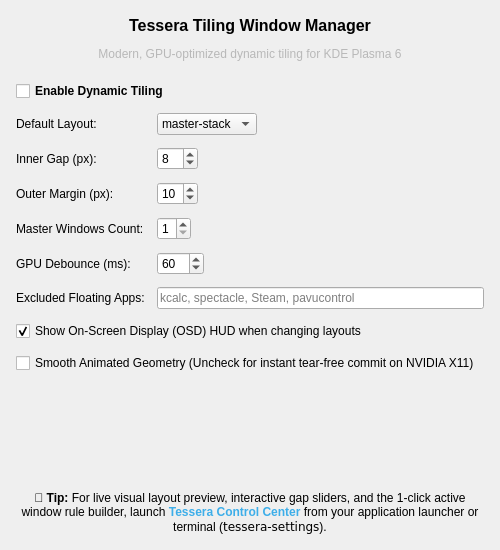
This is contents/ui/config.ui in Andrew-Smith-93/Tessera as Qt 5 draws it before an edit. The edited form follows.
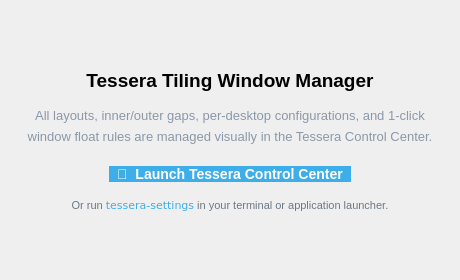
This is the edited form.

Commit message: feat: switch layout on drag to top, top notification HUD, Ctrl+Space layout cycle, clean config dialog

The edit to the form file:
```diff
--- a/contents/ui/config.ui
+++ b/contents/ui/config.ui
@@ -6,8 +6,8 @@
    <rect>
     <x>0</x>
     <y>0</y>
-    <width>500</width>
-    <height>550</height>
+    <width>460</width>
+    <height>280</height>
    </rect>
   </property>
   <property name="windowTitle">
@@ -15,25 +15,38 @@
   </property>
   <layout class="QVBoxLayout" name="mainLayout">
    <property name="spacing">
-    <number>12</number>
+    <number>16</number>
    </property>
    <property name="leftMargin">
-    <number>16</number>
+    <number>24</number>
    </property>
    <property name="topMargin">
-    <number>16</number>
+    <number>24</number>
    </property>
    <property name="rightMargin">
-    <number>16</number>
+    <number>24</number>
    </property>
    <property name="bottomMargin">
-    <number>16</number>
+    <number>24</number>
    </property>
+   <item>
+    <spacer name="topSpacer">
+     <property name="orientation">
+      <enum>Qt::Orientation::Vertical</enum>
+     </property>
+     <property name="sizeHint" stdset="0">
+      <size>
+       <width>20</width>
+       <height>20</height>
+      </size>
+     </property>
+    </spacer>
+   </item>
    <item>
     <widget class="QLabel" name="titleLabel">
      <property name="font">
       <font>
-       <pointsize>12</pointsize>
+       <pointsize>14</pointsize>
        <bold>true</bold>
       </font>
      </property>
@@ -48,216 +61,7 @@
    <item>
     <widget class="QLabel" name="subtitleLabel">
      <property name="text">
-      <string>Modern, GPU-optimized dynamic tiling for KDE Plasma 6</string>
-     </property>
-     <property name="alignment">
-      <set>Qt::AlignmentFlag::AlignCenter</set>
-     </property>
-     <property name="styleSheet">
-      <string notr="true">color: palette(mid); margin-bottom: 8px;</string>
-     </property>
-    </widget>
-   </item>
-   <item>
-    <widget class="QCheckBox" name="kcfg_enableTiling">
-     <property name="font">
-      <font>
-       <bold>true</bold>
-      </font>
-     </property>
-     <property name="text">
-      <string>Enable Dynamic Tiling</string>
-     </property>
-    </widget>
-   </item>
-   <item>
-    <layout class="QFormLayout" name="formLayout">
-     <property name="fieldGrowthPolicy">
-      <enum>QFormLayout::FieldGrowthPolicy::ExpandingFieldsGrow</enum>
-     </property>
-     <property name="labelAlignment">
-      <set>Qt::AlignmentFlag::AlignLeading|Qt::AlignmentFlag::AlignLeft|Qt::AlignmentFlag::AlignVCenter</set>
-     </property>
-     <item row="0" column="0">
-      <widget class="QLabel" name="layoutLabel">
-       <property name="text">
-        <string>Default Layout:</string>
-       </property>
-      </widget>
-     </item>
-     <item row="0" column="1">
-      <widget class="QComboBox" name="kcfg_defaultLayout">
-       <item>
-        <property name="text">
-         <string>master-stack</string>
-        </property>
-       </item>
-       <item>
-        <property name="text">
-         <string>bsp</string>
-        </property>
-       </item>
-       <item>
-        <property name="text">
-         <string>columns</string>
-        </property>
-       </item>
-       <item>
-        <property name="text">
-         <string>rows</string>
-        </property>
-       </item>
-       <item>
-        <property name="text">
-         <string>monocle</string>
-        </property>
-       </item>
-       <item>
-        <property name="text">
-         <string>floating</string>
-        </property>
-       </item>
-      </widget>
-     </item>
-     <item row="1" column="0">
-      <widget class="QLabel" name="gapInnerLabel">
-       <property name="text">
-        <string>Inner Gap (px):</string>
-       </property>
-      </widget>
-     </item>
-     <item row="1" column="1">
-      <widget class="QSpinBox" name="kcfg_gapInner">
-       <property name="minimum">
-        <number>0</number>
-       </property>
-       <property name="maximum">
-        <number>60</number>
-       </property>
-       <property name="value">
-        <number>8</number>
-       </property>
-      </widget>
-     </item>
-     <item row="2" column="0">
-      <widget class="QLabel" name="gapOuterLabel">
-       <property name="text">
-        <string>Outer Margin (px):</string>
-       </property>
-      </widget>
-     </item>
-     <item row="2" column="1">
-      <widget class="QSpinBox" name="kcfg_gapOuter">
-       <property name="minimum">
-        <number>0</number>
-       </property>
-       <property name="maximum">
-        <number>80</number>
-       </property>
-       <property name="value">
-        <number>10</number>
-       </property>
-      </widget>
-     </item>
-     <item row="3" column="0">
-      <widget class="QLabel" name="masterCountLabel">
-       <property name="text">
-        <string>Master Windows Count:</string>
-       </property>
-      </widget>
-     </item>
-     <item row="3" column="1">
-      <widget class="QSpinBox" name="kcfg_masterCount">
-       <property name="minimum">
-        <number>1</number>
-       </property>
-       <property name="maximum">
-        <number>5</number>
-       </property>
-       <property name="value">
-        <number>1</number>
-       </property>
-      </widget>
-     </item>
-     <item row="4" column="0">
-      <widget class="QLabel" name="nvidiaDebounceLabel">
-       <property name="text">
-        <string>GPU Debounce (ms):</string>
-       </property>
-       <property name="toolTip">
-        <string>Prevents resize latency and stutters on NVIDIA drivers.</string>
-       </property>
-      </widget>
-     </item>
-     <item row="4" column="1">
-      <widget class="QSpinBox" name="kcfg_nvidiaDebounceMs">
-       <property name="minimum">
-        <number>20</number>
-       </property>
-       <property name="maximum">
-        <number>200</number>
-       </property>
-       <property name="value">
-        <number>60</number>
-       </property>
-      </widget>
-     </item>
-     <item row="5" column="0">
-      <widget class="QLabel" name="floatFilterLabel">
-       <property name="text">
-        <string>Excluded Floating Apps:</string>
-       </property>
-       <property name="toolTip">
-        <string>Comma-separated list of window classes to float by default (e.g. kcalc, steam, spectacle).</string>
-       </property>
-      </widget>
-     </item>
-     <item row="5" column="1">
-      <widget class="QLineEdit" name="kcfg_floatFilter">
-       <property name="placeholderText">
-        <string>kcalc, spectacle, Steam, pavucontrol</string>
-       </property>
-      </widget>
-     </item>
-    </layout>
-   </item>
-   <item>
-    <widget class="QCheckBox" name="kcfg_showOsd">
-     <property name="text">
-      <string>Show On-Screen Display (OSD) HUD when changing layouts</string>
-     </property>
-     <property name="checked">
-      <bool>true</bool>
-     </property>
-    </widget>
-   </item>
-   <item>
-    <widget class="QCheckBox" name="kcfg_smoothResize">
-     <property name="text">
-      <string>Smooth Animated Geometry (Uncheck for instant tear-free commit on NVIDIA X11)</string>
-     </property>
-     <property name="checked">
-      <bool>false</bool>
-     </property>
-    </widget>
-   </item>
-   <item>
-    <spacer name="verticalSpacer">
-     <property name="orientation">
-      <enum>Qt::Orientation::Vertical</enum>
-     </property>
-     <property name="sizeHint" stdset="0">
-      <size>
-       <width>20</width>
-       <height>20</height>
-      </size>
-     </property>
-    </spacer>
-   </item>
-   <item>
-    <widget class="QLabel" name="controlCenterHint">
-     <property name="text">
-      <string>&lt;html&gt;&lt;head/&gt;&lt;body&gt;&lt;p align=&quot;center&quot;&gt;&lt;span style=&quot; font-weight:700;&quot;&gt;💡 Tip:&lt;/span&gt; For live visual layout preview, interactive gap sliders, and the 1-click active window rule builder, launch &lt;span style=&quot; font-weight:700; color:#3daee9;&quot;&gt;Tessera Control Center&lt;/span&gt; from your application launcher or terminal (&lt;code&gt;tessera-settings&lt;/code&gt;).&lt;/p&gt;&lt;/body&gt;&lt;/html&gt;</string>
+      <string>&lt;html&gt;&lt;head/&gt;&lt;body&gt;&lt;p align=&quot;center&quot; style=&quot;color: #8a98a8; font-size: 13px; line-height: 1.4;&quot;&gt;All layouts, inner/outer gaps, per-desktop configurations, and 1-click window float rules are managed visually in the Tessera Control Center.&lt;/p&gt;&lt;/body&gt;&lt;/html&gt;</string>
      </property>
      <property name="wordWrap">
       <bool>true</bool>
@@ -267,6 +71,42 @@
      </property>
     </widget>
    </item>
+   <item>
+    <widget class="QLabel" name="launchBtnLabel">
+     <property name="text">
+      <string>&lt;html&gt;&lt;head/&gt;&lt;body&gt;&lt;p align=&quot;center&quot;&gt;&lt;a href=&quot;tessera://open&quot; style=&quot;font-size: 14px; font-weight: bold; color: #ffffff; background-color: #3daee9; padding: 10px 24px; text-decoration: none; border-radius: 6px;&quot;&gt;&amp;nbsp;&amp;nbsp;🚀&amp;nbsp;&amp;nbsp;Launch Tessera Control Center&amp;nbsp;&amp;nbsp;&lt;/a&gt;&lt;/p&gt;&lt;/body&gt;&lt;/html&gt;</string>
+     </property>
+     <property name="alignment">
+      <set>Qt::AlignmentFlag::AlignCenter</set>
+     </property>
+     <property name="openExternalLinks">
+      <bool>true</bool>
+     </property>
+    </widget>
+   </item>
+   <item>
+    <widget class="QLabel" name="cmdHint">
+     <property name="text">
+      <string>&lt;html&gt;&lt;head/&gt;&lt;body&gt;&lt;p align=&quot;center&quot; style=&quot;color: #6c7885; font-size: 11px;&quot;&gt;Or run &lt;code style=&quot;color: #3daee9;&quot;&gt;tessera-settings&lt;/code&gt; in your terminal or application launcher.&lt;/p&gt;&lt;/body&gt;&lt;/html&gt;</string>
+     </property>
+     <property name="alignment">
+      <set>Qt::AlignmentFlag::AlignCenter</set>
+     </property>
+    </widget>
+   </item>
+   <item>
+    <spacer name="bottomSpacer">
+     <property name="orientation">
+      <enum>Qt::Orientation::Vertical</enum>
+     </property>
+     <property name="sizeHint" stdset="0">
+      <size>
+       <width>20</width>
+       <height>20</height>
+      </size>
+     </property>
+    </spacer>
+   </item>
   </layout>
  </widget>
  <resources/>
```
Left out of the diff: 2 changed lines with no effect on the pictures. The commit also changes 7 other files.
